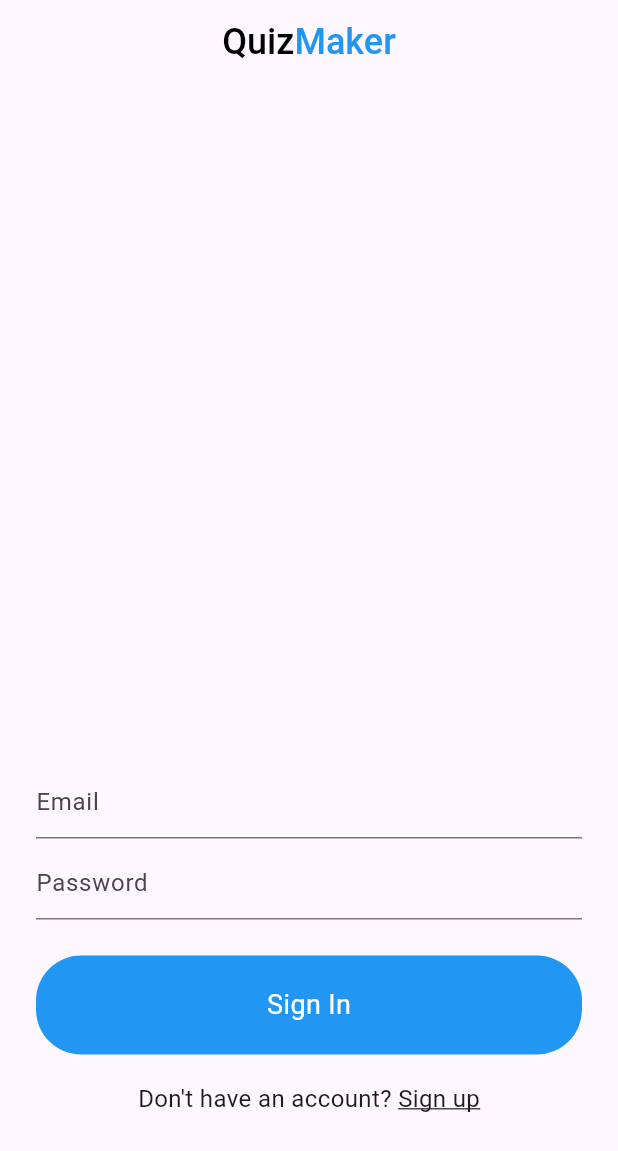
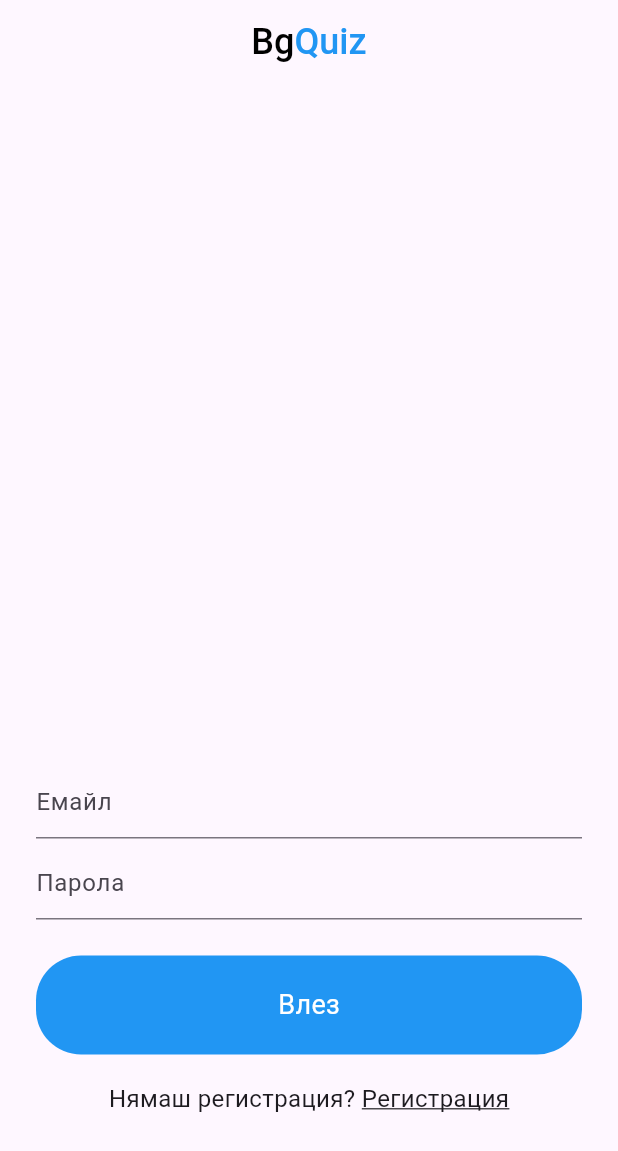
Before and after one commit to vasilMihaylovHub/BgQuiz, a Flutter app: the screen it shows after launch, on a phone screen of 412 x 824 dp. Shown: the top 1151 px of the screen. Run offline on Flutter 3.47's test engine with Material 3 defaults, Android fonts, the light colour scheme and no system bars; our stand-ins replace cloud_firestore, firebase_auth, firebase_core, shared_preferences; accounts and stored records are empty.

Commit message:
Всичко на Български

```diff
--- a/lib/views/add_question.dart
+++ b/lib/views/add_question.dart
@@ -82,7 +82,7 @@ class _AddQuestionState extends State<AddQuestion> {
                 child: Column(
                   children: [
                     TextFormField(
-                      decoration: const InputDecoration(hintText: "Question"),
+                      decoration: const InputDecoration(hintText: "Въпрос"),
                       onChanged: (val) {
                         question = val;
                       },
@@ -114,7 +114,7 @@ class _AddQuestionState extends State<AddQuestion> {
                       height: 6,
                     ),
                     TextFormField(
-                      decoration: const InputDecoration(hintText: "Опция trie"),
+                      decoration: const InputDecoration(hintText: "Опция три"),
                       onChanged: (val) {
                         option3 = val;
                       },
--- a/lib/views/signin.dart
+++ b/lib/views/signin.dart
@@ -56,24 +56,22 @@ import '../common/functions.dart';
           centerTitle: true,
         ),
         body: isLoading ?
-        Container(
-          child: Center(
-            child: CircularProgressIndicator(),
-          ),
+        const Center(
+          child: CircularProgressIndicator(),
         ) : Form(
           key: _formKey,
           child: Container(
             margin: EdgeInsets.symmetric(horizontal: 24),
             child: Column(
               children: [
-                Spacer(),
+                const Spacer(),
                 TextFormField(
                   validator: (val){
                     return val!.isEmpty ?
-                    "Enter correct email" : null;
+                    "Полето е задължително" : null;
                   },
-                  decoration: InputDecoration(
-                    hintText: "Email"
+                  decoration: const InputDecoration(
+                    hintText: "Емайл"
                   ),
                   onChanged: (val){
                     email = val;
@@ -84,10 +82,10 @@ import '../common/functions.dart';
                   obscureText: true,
                   validator: (val){
                     return val!.isEmpty ?
-                    "Enter password" : null;
+                    "Полето е задължително" : null;
                   },
                   decoration: InputDecoration(
-                      hintText: "Password"
+                      hintText: "Парола"
                   ),
                   onChanged: (val){
                     password = val;
@@ -98,20 +96,20 @@ import '../common/functions.dart';
                   onTap: (){
                     signIn();
                   },
-                  child: blueButton(context: context, label: "Sign In"),
+                  child: blueButton(context: context, label: "Влез"),
                 ),
                 SizedBox(height: 18),
                 Row(
                   mainAxisAlignment: MainAxisAlignment.center,
                   children: [
-                    Text("Don't have an account? ", style: TextStyle(fontSize: 16),),
+                    Text("Нямаш регистрация? ", style: TextStyle(fontSize: 16),),
                     GestureDetector(
                         onTap: (){
                           Navigator.pushReplacement(context,
                           MaterialPageRoute(builder: (context) => SignUp())
                           );
                         },
-                        child: Text("Sign up", style: TextStyle(fontSize: 16, decoration: TextDecoration.underline)
+                        child: Text("Регистрация", style: TextStyle(fontSize: 16, decoration: TextDecoration.underline)
                         )
                     )
                   ],
--- a/lib/views/signup.dart
+++ b/lib/views/signup.dart
@@ -63,10 +63,10 @@ class _SignUpState extends State<SignUp> {
               TextFormField(
                 validator: (val) {
                   return val!.isEmpty ?
-                  "Enter your name" : null;
+                  "Полето е задължително" : null;
                 },
                 decoration: InputDecoration(
-                    hintText: "Name"
+                    hintText: "Име"
                 ),
                 onChanged: (val) {
                   name = val;
@@ -76,10 +76,10 @@ class _SignUpState extends State<SignUp> {
               TextFormField(
                 validator: (val) {
                   return val!.isEmpty ?
-                  "Enter correct email" : null;
+                  "Полето е задължително" : null;
                 },
                 decoration: InputDecoration(
-                    hintText: "Email"
+                    hintText: "Емайл"
                 ),
                 onChanged: (val) {
                   email = val;
@@ -90,10 +90,10 @@ class _SignUpState extends State<SignUp> {
                 obscureText: true,
                 validator: (val) {
                   return val!.isEmpty ?
-                  "Enter correct email" : null;
+                  "Полето е задължително" : null;
                 },
                 decoration: const InputDecoration(
-                    hintText: "Password"
+                    hintText: "Парола"
                 ),
                 onChanged: (val) {
                   password = val;
@@ -104,13 +104,13 @@ class _SignUpState extends State<SignUp> {
                 onTap: () {
                   signUp();
                 },
-                child: blueButton(context: context,label: "Sign Up"),
+                child: blueButton(context: context,label: "Регистрирай"),
               ),
               SizedBox(height: 18),
               Row(
                 mainAxisAlignment: MainAxisAlignment.center,
                 children: [
-                  Text("If you have an account? ",
+                  Text("Вече си регистриран? ",
                     style: TextStyle(fontSize: 16),),
                   GestureDetector(
                       onTap: () {
@@ -118,7 +118,7 @@ class _SignUpState extends State<SignUp> {
                             MaterialPageRoute(builder: (context) => SignIn()
                             ));
                       },
-                      child: Text("Sign In", style: TextStyle(
+                      child: Text("Влез", style: TextStyle(
                           fontSize: 16, decoration: TextDecoration.underline)))
                 ],
               ),
--- a/lib/widgets/widgets.dart
+++ b/lib/widgets/widgets.dart
@@ -5,9 +5,9 @@ Widget appBar(BuildContext context){
     text: const TextSpan(
       style: TextStyle(fontSize: 24),
       children: <TextSpan>[
+        TextSpan(text: 'Bg', style: TextStyle(fontWeight: FontWeight.w500,
+        color: Colors.black)),
         TextSpan(text: 'Quiz', style: TextStyle(fontWeight: FontWeight.w500,
-        color: Colors.black)),
-        TextSpan(text: 'Maker', style: TextStyle(fontWeight: FontWeight.w500,
         color: Colors.blue)),
       ],
     ),
```
Also changed, not shown: lib/views/create_quiz.dart (+4 -5 lines).
